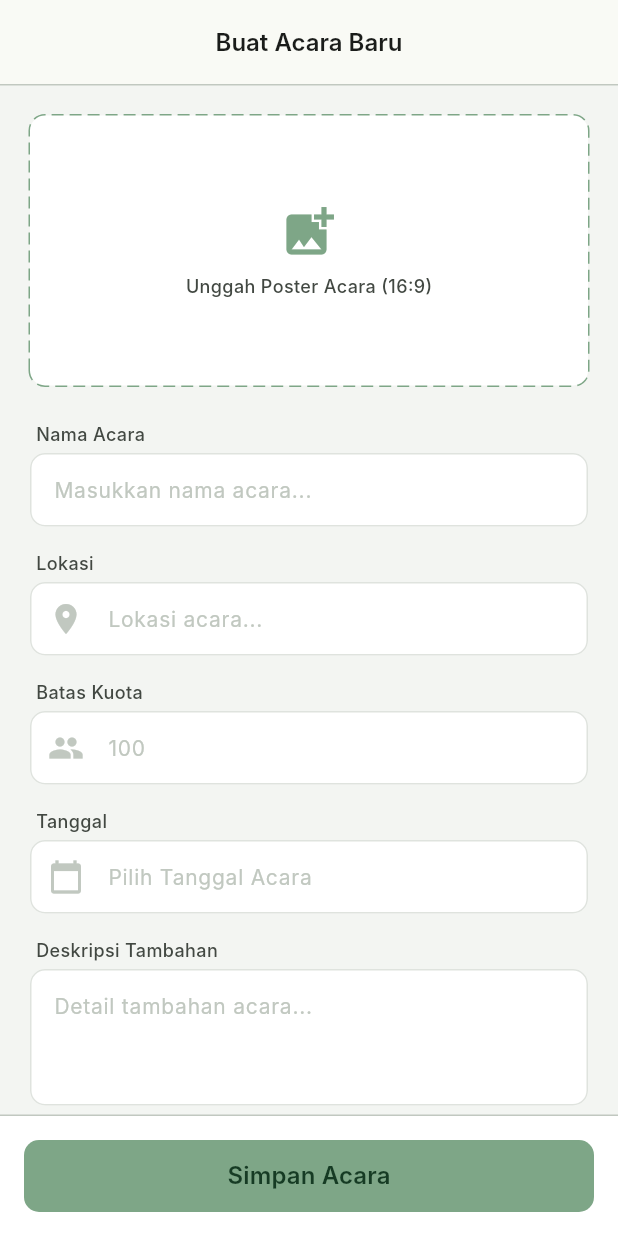
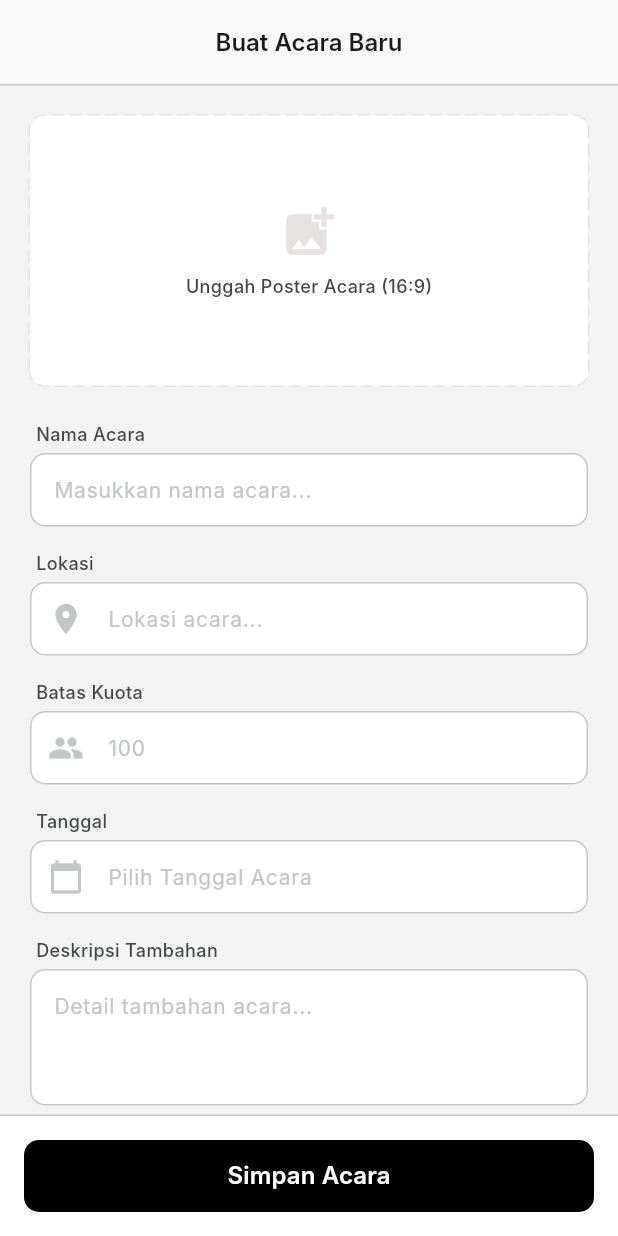
Before and after one commit to mhhanif-21/Ticket-In, a Flutter app: the CreateEventScreen screen opened by its route, after a tap on "Unggah Poster Acara (16:9)", on a phone screen of 412 x 824 dp. Run offline on Flutter 3.47's test engine with Material 3 defaults, Android fonts, the phone set to English and light mode, and no system bars; our stand-ins replace flutter_riverpod, flutter_secure_storage, go_router, image_picker; accounts and stored records are empty; network calls fail; Roboto replaces fonts that are missing (Inter).

Commit message:
fix(mobile): align app palette with web theme

```diff
--- a/mobile/lib/screens/create_event_screen.dart
+++ b/mobile/lib/screens/create_event_screen.dart
@@ -47,9 +47,9 @@ class _CreateEventScreenState extends State<CreateEventScreen> {
         return Theme(
           data: Theme.of(context).copyWith(
             colorScheme: const ColorScheme.light(
-              primary: Color(0xFF41674B), // header background color
+              primary: Color(0xFF000000), // header background color
               onPrimary: Colors.white, // header text color
-              onSurface: Color(0xFF1A1C1A), // body text color
+              onSurface: Color(0xFF1A1C1C), // body text color
             ),
           ),
           child: child!,
@@ -153,7 +153,7 @@ class _CreateEventScreenState extends State<CreateEventScreen> {
             style: const TextStyle(
               fontSize: 12,
               fontWeight: FontWeight.w500,
-              color: Color(0xFF424842),
+              color: Color(0xFF444748),
             ),
           ),
         ),
@@ -164,21 +164,21 @@ class _CreateEventScreenState extends State<CreateEventScreen> {
           readOnly: readOnly,
           onTap: onTap,
           validator: validator,
-          style: const TextStyle(fontSize: 14, color: Color(0xFF1A1C1A)),
+          style: const TextStyle(fontSize: 14, color: Color(0xFF1A1C1C)),
           decoration: InputDecoration(
             hintText: hint,
-            hintStyle: const TextStyle(color: Color(0xFFC1C8C0), fontSize: 14),
-            prefixIcon: icon != null ? Icon(icon, color: const Color(0xFFC1C8C0)) : null,
+            hintStyle: const TextStyle(color: Color(0xFFC4C7C7), fontSize: 14),
+            prefixIcon: icon != null ? Icon(icon, color: const Color(0xFFC4C7C7)) : null,
             filled: true,
             fillColor: const Color(0xFFFFFFFF),
             contentPadding: const EdgeInsets.symmetric(horizontal: 12, vertical: 14),
             enabledBorder: OutlineInputBorder(
               borderRadius: BorderRadius.circular(10),
-              borderSide: const BorderSide(color: Color(0xFFDFE3DE)),
+              borderSide: const BorderSide(color: Color(0xFFC4C7C7)),
             ),
             focusedBorder: OutlineInputBorder(
               borderRadius: BorderRadius.circular(10),
-              borderSide: const BorderSide(color: Color(0xFF7EA687)),
+              borderSide: const BorderSide(color: Color(0xFF000000)),
             ),
             errorBorder: OutlineInputBorder(
               borderRadius: BorderRadius.circular(10),
@@ -196,22 +196,21 @@ class _CreateEventScreenState extends State<CreateEventScreen> {
 
   @override
   Widget build(BuildContext context) {
-    const bgColor = Color(0xFFF3F5F2);
-    const primaryColor = Color(0xFF41674B);
-    const primaryContainerColor = Color(0xFF7EA687);
-    const onPrimaryContainerColor = Color(0xFF163B24);
+    const bgColor = Color(0xFFF3F3F3);
+    const primaryColor = Color(0xFF000000);
+    const primaryContainerColor = Color(0xFFE5E2E1);
 
     return Scaffold(
       backgroundColor: bgColor,
       appBar: AppBar(
-        backgroundColor: const Color(0xFFF9FAF5),
+        backgroundColor: const Color(0xFFF9F9F9),
         elevation: 0,
         centerTitle: true,
-        iconTheme: const IconThemeData(color: Color(0xFF424842)),
+        iconTheme: const IconThemeData(color: Color(0xFF444748)),
         title: const Text(
           'Buat Acara Baru',
           style: TextStyle(
-            color: Color(0xFF1A1C1A),
+            color: Color(0xFF1A1C1C),
             fontSize: 16,
             fontWeight: FontWeight.w600,
           ),
@@ -219,7 +218,7 @@ class _CreateEventScreenState extends State<CreateEventScreen> {
         bottom: PreferredSize(
           preferredSize: const Size.fromHeight(1.0),
           child: Container(
-            color: const Color(0xFFC1C8C0),
+            color: const Color(0xFFC4C7C7),
             height: 1.0,
           ),
         ),
@@ -264,7 +263,7 @@ class _CreateEventScreenState extends State<CreateEventScreen> {
                                     style: TextStyle(
                                       fontSize: 12,
                                       fontWeight: FontWeight.w500,
-                                      color: Color(0xFF424842),
+                                      color: Color(0xFF444748),
                                     ),
                                   ),
                                 ],
@@ -337,7 +336,7 @@ class _CreateEventScreenState extends State<CreateEventScreen> {
                           style: TextStyle(
                             fontSize: 12,
                             fontWeight: FontWeight.w500,
-                            color: Color(0xFF424842),
+                            color: Color(0xFF444748),
                           ),
                         ),
                       ),
@@ -355,11 +354,11 @@ class _CreateEventScreenState extends State<CreateEventScreen> {
                           contentPadding: const EdgeInsets.symmetric(horizontal: 12, vertical: 14),
                           enabledBorder: OutlineInputBorder(
                             borderRadius: BorderRadius.circular(10),
-                            borderSide: const BorderSide(color: Color(0xFFDFE3DE)),
+                            borderSide: const BorderSide(color: Color(0xFFC4C7C7)),
                           ),
                           focusedBorder: OutlineInputBorder(
                             borderRadius: BorderRadius.circular(10),
-                            borderSide: const BorderSide(color: Color(0xFF7EA687)),
+                            borderSide: const BorderSide(color: Color(0xFF000000)),
                           ),
                         ),
                       ),
@@ -375,7 +374,7 @@ class _CreateEventScreenState extends State<CreateEventScreen> {
         key: const ValueKey('create-event-bottom-action'),
         decoration: const BoxDecoration(
           color: Colors.white,
-          border: Border(top: BorderSide(color: Color(0xFFC1C8C0))),
+          border: Border(top: BorderSide(color: Color(0xFFC4C7C7))),
         ),
         child: SafeArea(
           top: false,
@@ -387,8 +386,8 @@ class _CreateEventScreenState extends State<CreateEventScreen> {
               child: ElevatedButton(
                 onPressed: _isLoading ? null : _submit,
                 style: ElevatedButton.styleFrom(
-                  backgroundColor: primaryContainerColor,
-                  foregroundColor: onPrimaryContainerColor,
+                  backgroundColor: primaryColor,
+                  foregroundColor: Colors.white,
                   elevation: 0,
                   shape: RoundedRectangleBorder(
                     borderRadius: BorderRadius.circular(10),
--- a/mobile/lib/screens/detail_event_metrics_screen.dart
+++ b/mobile/lib/screens/detail_event_metrics_screen.dart
@@ -112,7 +112,7 @@ class DetailEventMetricsScreen extends ConsumerWidget {
       _ => 'DRAFT EVENT',
     };
     final statusColor = switch (status) {
-      'Published' => Colors.green,
+      'Published' => AppColors.primary,
       'Cancelled' => Colors.red,
       _ => Colors.orange,
     };
@@ -254,7 +254,7 @@ class DetailEventMetricsScreen extends ConsumerWidget {
           title: 'Diterima',
           value: accepted.toString(),
           icon: Icons.check_circle,
-          iconColor: Colors.green,
+          iconColor: AppColors.primary,
           current: accepted,
           total: totalReg > 0 ? totalReg : 1,
         ),
--- a/mobile/lib/screens/participants_screen.dart
+++ b/mobile/lib/screens/participants_screen.dart
@@ -697,7 +697,7 @@ class _ParticipantsScreenState extends ConsumerState<ParticipantsScreen> {
   Color _getStatusBgColor(String status) {
     switch (status.toLowerCase()) {
       case 'accepted':
-        return const Color(0xFF41674B).withOpacity(0.1);
+        return const Color(0xFF000000).withOpacity(0.1);
       case 'rejected':
         return const Color(0xFFBA1A1A).withOpacity(0.1);
       // [BUG-050] FIX: Tambahan warna status Draft
@@ -711,7 +711,7 @@ class _ParticipantsScreenState extends ConsumerState<ParticipantsScreen> {
   Color _getStatusTextColor(String status) {
     switch (status.toLowerCase()) {
       case 'accepted':
-        return const Color(0xFF41674B);
+        return const Color(0xFF000000);
       case 'rejected':
         return const Color(0xFFBA1A1A);
       // [BUG-050] FIX: Tambahan warna teks status Draft
@@ -796,7 +796,7 @@ class _ParticipantsScreenState extends ConsumerState<ParticipantsScreen> {
                           child: Icon(
                             Icons.check_circle,
                             size: 14,
-                            color: Colors.green,
+                            color: AppColors.primary,
                           ),
                         ),
                     ],
--- a/mobile/lib/screens/review_detail_screen.dart
+++ b/mobile/lib/screens/review_detail_screen.dart
@@ -39,7 +39,7 @@ class _ReviewDetailScreenState extends State<ReviewDetailScreen> {
 
   Color _getStatusBgColor(String status) {
     switch (status) {
-      case 'Accepted': return const Color(0xFF41674B).withOpacity(0.1);
+      case 'Accepted': return const Color(0xFF000000).withOpacity(0.1);
       case 'Rejected': return const Color(0xFFBA1A1A).withOpacity(0.1);
       default: return Colors.orange.withOpacity(0.1);
     }
@@ -47,7 +47,7 @@ class _ReviewDetailScreenState extends State<ReviewDetailScreen> {
 
   Color _getStatusTextColor(String status) {
     switch (status) {
-      case 'Accepted': return const Color(0xFF41674B);
+      case 'Accepted': return const Color(0xFF000000);
       case 'Rejected': return const Color(0xFFBA1A1A);
       default: return Colors.orange.shade800;
     }
--- a/mobile/lib/theme/app_colors.dart
+++ b/mobile/lib/theme/app_colors.dart
@@ -1,33 +1,34 @@
 import 'package:flutter/material.dart';
 
 class AppColors {
-  static const Color primary = Color(0xFF41674B);
+  // Monochrome palette aligned with the public web design tokens.
+  static const Color primary = Color(0xFF000000);
   static const Color onPrimary = Color(0xFFFFFFFF);
-  static const Color primaryContainer = Color(0xFF7EA687);
-  static const Color onPrimaryContainer = Color(0xFF163B24);
+  static const Color primaryContainer = Color(0xFFE5E2E1);
+  static const Color onPrimaryContainer = Color(0xFF1C1B1B);
 
-  static const Color secondary = Color(0xFF5B5F5B);
+  static const Color secondary = Color(0xFF5D5D5D);
   static const Color onSecondary = Color(0xFFFFFFFF);
-  static const Color secondaryContainer = Color(0xFFDBDED7);
-  static const Color onSecondaryContainer = Color(0xFF5E625D);
+  static const Color secondaryContainer = Color(0xFFE3E3E3);
+  static const Color onSecondaryContainer = Color(0xFF464646);
 
   static const Color error = Color(0xFFBA1A1A);
   static const Color onError = Color(0xFFFFFFFF);
 
-  static const Color background = Color(0xFFF9FAF5);
-  static const Color onBackground = Color(0xFF1A1C1A);
+  static const Color background = Color(0xFFF9F9F9);
+  static const Color onBackground = Color(0xFF1A1C1C);
 
-  static const Color surface = Color(0xFFF9FAF5);
-  static const Color onSurface = Color(0xFF1A1C1A);
-  static const Color surfaceVariant = Color(0xFFE2E3DF);
-  static const Color onSurfaceVariant = Color(0xFF424842);
+  static const Color surface = Color(0xFFF9F9F9);
+  static const Color onSurface = Color(0xFF1A1C1C);
+  static const Color surfaceVariant = Color(0xFFE2E2E2);
+  static const Color onSurfaceVariant = Color(0xFF444748);
 
-  static const Color outline = Color(0xFF727971);
-  static const Color outlineVariant = Color(0xFFC1C8C0);
+  static const Color outline = Color(0xFF747878);
+  static const Color outlineVariant = Color(0xFFC4C7C7);
 
-  static const Color surfaceContainerHighest = Color(0xFFE2E3DF);
-  static const Color surfaceContainerHigh = Color(0xFFE8E8E4);
-  static const Color surfaceContainer = Color(0xFFEEEEEA);
-  static const Color surfaceContainerLow = Color(0xFFF4F4F0);
+  static const Color surfaceContainerHighest = Color(0xFFE2E2E2);
+  static const Color surfaceContainerHigh = Color(0xFFE8E8E8);
+  static const Color surfaceContainer = Color(0xFFEEEEEE);
+  static const Color surfaceContainerLow = Color(0xFFF3F3F3);
   static const Color surfaceContainerLowest = Color(0xFFFFFFFF);
 }
```
Also changed, not shown: mobile/lib/main.dart (+4 -4 lines), mobile/lib/screens/access_management_screen.dart (+14 -14 lines), mobile/lib/screens/edit_event_screen.dart (+22 -23 lines), mobile/lib/screens/form_builder_screen.dart (+36 -36 lines), mobile/lib/screens/home_screen.dart (+13 -15 lines), mobile/lib/screens/login_screen.dart (+10 -11 lines), mobile/lib/theme/app_theme.dart (+34 -3 lines), 1 other file.
